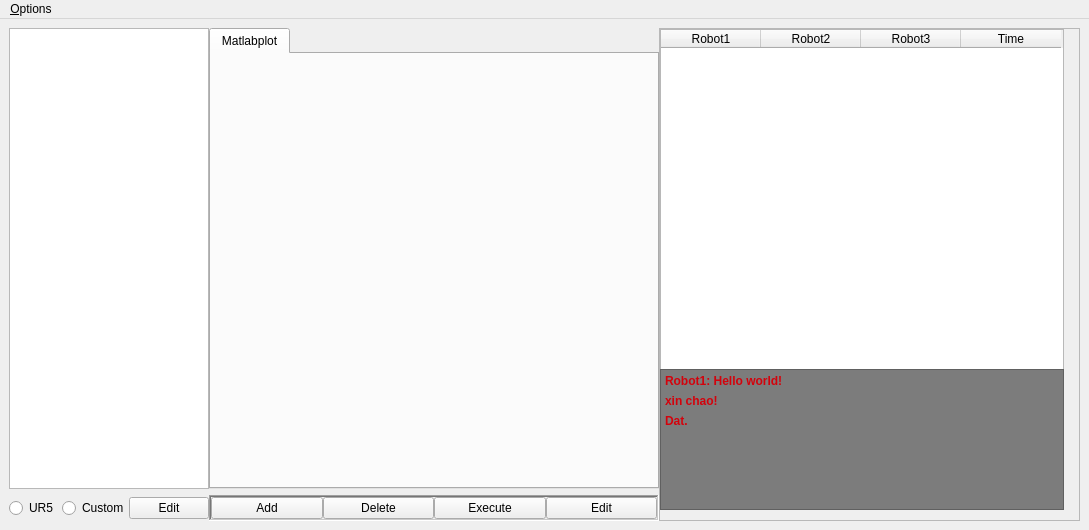
This is UET_ARMUI.ui in DatTran262/DO_AN as Qt 5 draws it before an edit. The edited form follows.
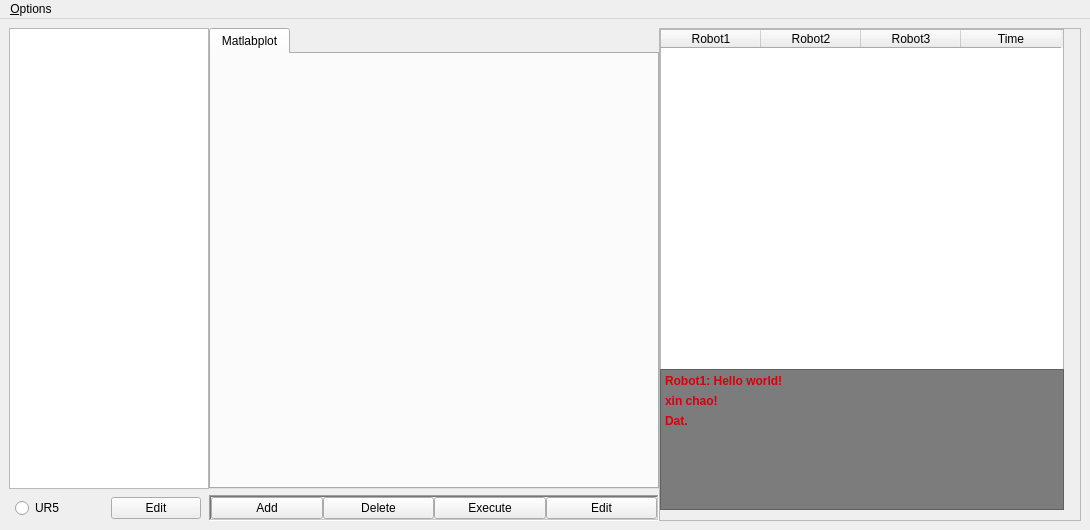
This is the edited form. Icons and pictures are not drawn.

The edit to the form file:
```diff
--- a/UET_ARMUI.ui
+++ b/UET_ARMUI.ui
@@ -6,7 +6,7 @@
    <rect>
     <x>0</x>
     <y>0</y>
-    <width>1089</width>
+    <width>1090</width>
     <height>530</height>
    </rect>
   </property>
@@ -102,7 +102,7 @@
            <rect>
             <x>0</x>
             <y>0</y>
-            <width>404</width>
+            <width>405</width>
             <height>480</height>
            </rect>
           </property>
@@ -276,13 +276,6 @@
             </property>
            </widget>
           </item>
-          <item>
-           <widget class="QRadioButton" name="cus_change">
-            <property name="text">
-             <string>Custom</string>
-            </property>
-           </widget>
-          </item>
           <item>
            <widget class="QPushButton" name="push_edit_but">
             <property name="maximumSize">
@@ -368,7 +361,7 @@
     <rect>
      <x>0</x>
      <y>0</y>
-     <width>1089</width>
+     <width>1090</width>
      <height>26</height>
     </rect>
    </property>
```
